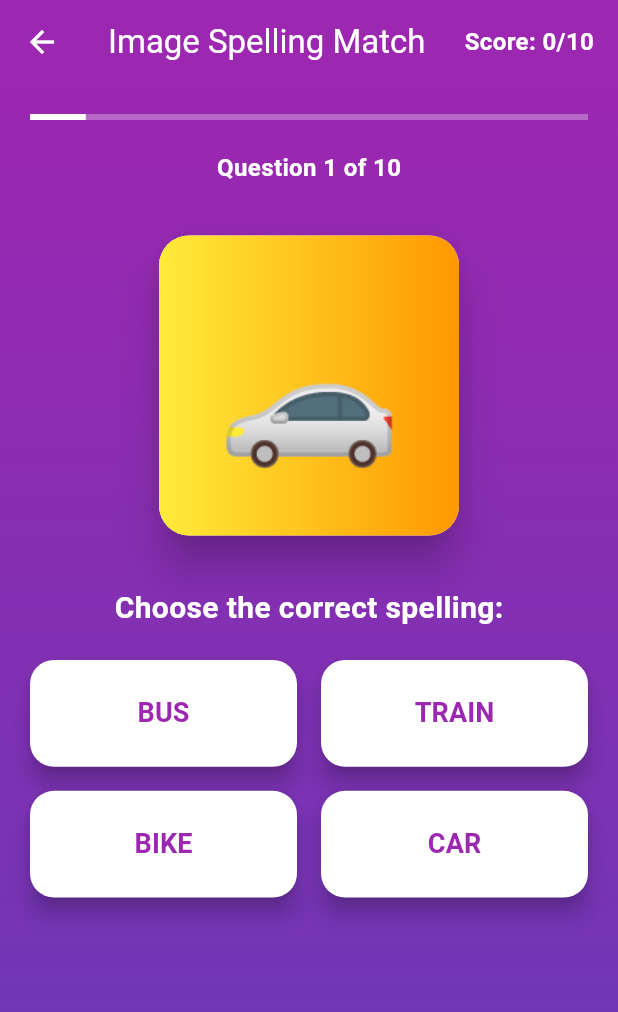
After one commit to Meghpatel2810/flutter_apps, a Flutter app: the screen it shows after launch, after a tap on "Image Spelling Match", on a phone screen of 412 x 824 dp. The commit adds this screen. Shown: the top 1012 px of the screen. Run offline on Flutter 3.47's test engine with Material 3 defaults, Android fonts, the phone set to English and light mode, and no system bars; our stand-ins replace flutter_tts.

Commit message:
Practical 3 learning app done

```diff
--- /dev/null
+++ b/lib/image_spelling_match_app/image_spelling_match_screen.dart
@@ -0,0 +1,301 @@
+// lib/image_spelling_match_app/image_spelling_match_screen.dart
+import 'package:flutter/material.dart';
+import 'dart:math';
+
+class ImageSpellingMatchScreen extends StatefulWidget {
+  const ImageSpellingMatchScreen({super.key});
+
+  @override
+  State<ImageSpellingMatchScreen> createState() => _ImageSpellingMatchScreenState();
+}
+
+class _ImageSpellingMatchScreenState extends State<ImageSpellingMatchScreen> {
+  int _score = 0;
+  int _currentQuestionIndex = 0;
+  bool _showResult = false;
+  bool _isCorrect = false;
+  String _selectedAnswer = '';
+
+  final List<Map<String, dynamic>> _questions = [
+    {
+      'emoji': '🐱',
+      'correctAnswer': 'CAT',
+      'options': ['CAT', 'DOG', 'BAT', 'RAT'],
+    },
+    {
+      'emoji': '🐶',
+      'correctAnswer': 'DOG',
+      'options': ['FOG', 'DOG', 'LOG', 'HOG'],
+    },
+    {
+      'emoji': '🌞',
+      'correctAnswer': 'SUN',
+      'options': ['SUN', 'RUN', 'FUN', 'BUN'],
+    },
+    {
+      'emoji': '🌙',
+      'correctAnswer': 'MOON',
+      'options': ['SOON', 'MOON', 'NOON', 'SPOON'],
+    },
+    {
+      'emoji': '🍎',
+      'correctAnswer': 'APPLE',
+      'options': ['APPLE', 'GRAPE', 'BANANA', 'ORANGE'],
+    },
+    {
+      'emoji': '🚗',
+      'correctAnswer': 'CAR',
+      'options': ['CAR', 'BUS', 'BIKE', 'TRAIN'],
+    },
+    {
+      'emoji': '🏠',
+      'correctAnswer': 'HOUSE',
+      'options': ['HOUSE', 'MOUSE', 'HORSE', 'GOOSE'],
+    },
+    {
+      'emoji': '🌳',
+      'correctAnswer': 'TREE',
+      'options': ['FREE', 'TREE', 'KNEE', 'FLEE'],
+    },
+    {
+      'emoji': '🌸',
+      'correctAnswer': 'FLOWER',
+      'options': ['TOWER', 'POWER', 'FLOWER', 'SHOWER'],
+    },
+    {
+      'emoji': '⭐',
+      'correctAnswer': 'STAR',
+      'options': ['STAR', 'SCAR', 'CHAR', 'CZAR'],
+    },
+  ];
+
+  Map<String, dynamic> get _currentQuestion => _questions[_currentQuestionIndex];
+
+  void _selectAnswer(String answer) {
+    if (_showResult) return;
+
+    setState(() {
+      _selectedAnswer = answer;
+      _isCorrect = answer == _currentQuestion['correctAnswer'];
+      _showResult = true;
+      if (_isCorrect) _score++;
+    });
+  }
+
+  void _nextQuestion() {
+    setState(() {
+      if (_currentQuestionIndex < _questions.length - 1) {
+        _currentQuestionIndex++;
+        _showResult = false;
+        _selectedAnswer = '';
+      } else {
+        _resetGame();
+      }
+    });
+  }
+
+  void _resetGame() {
+    setState(() {
+      _currentQuestionIndex = 0;
+      _score = 0;
+      _showResult = false;
+      _selectedAnswer = '';
+      _questions.shuffle();
+      for (var question in _questions) {
+        question['options'].shuffle();
+      }
+    });
+  }
+
+  @override
+  void initState() {
+    super.initState();
+    _questions.shuffle();
+    for (var question in _questions) {
+      question['options'].shuffle();
+    }
+  }
+
+  @override
+  Widget build(BuildContext context) {
+    return Scaffold(
+      appBar: AppBar(
+        title: const Text('Image Spelling Match'),
+        backgroundColor: Colors.purple,
+        foregroundColor: Colors.white,
+        actions: [
+          Padding(
+            padding: const EdgeInsets.only(right: 16),
+            child: Center(
+              child: Text(
+                'Score: $_score/${_questions.length}',
+                style: const TextStyle(fontSize: 16, fontWeight: FontWeight.bold),
+              ),
+            ),
+          ),
+        ],
+      ),
+      body: Container(
+        decoration: const BoxDecoration(
+          gradient: LinearGradient(
+            begin: Alignment.topCenter,
+            end: Alignment.bottomCenter,
+            colors: [Colors.purple, Colors.deepPurple],
+          ),
+        ),
+        child: Padding(
+          padding: const EdgeInsets.all(20),
+          child: Column(
+            children: [
+              // Progress Indicator
+              LinearProgressIndicator(
+                value: (_currentQuestionIndex + 1) / _questions.length,
+                backgroundColor: Colors.white.withOpacity(0.3),
+                valueColor: const AlwaysStoppedAnimation<Color>(Colors.white),
+              ),
+              const SizedBox(height: 20),
+
+              // Question Counter
+              Text(
+                'Question ${_currentQuestionIndex + 1} of ${_questions.length}',
+                style: const TextStyle(
+                  color: Colors.white,
+                  fontSize: 16,
+                  fontWeight: FontWeight.bold,
+                ),
+              ),
+              const SizedBox(height: 30),
+
+              // Image Card
+              Card(
+                elevation: 12,
+                shape: RoundedRectangleBorder(borderRadius: BorderRadius.circular(20)),
+                child: Container(
+                  width: 200,
+                  height: 200,
+                  decoration: BoxDecoration(
+                    borderRadius: BorderRadius.circular(20),
+                    gradient: const LinearGradient(
+                      colors: [Colors.yellow, Colors.orange],
+                    ),
+                  ),
+                  child: Center(
+                    child: Text(
+                      _currentQuestion['emoji'],
+                      style: const TextStyle(fontSize: 100),
+                    ),
+                  ),
+                ),
+              ),
+              const SizedBox(height: 30),
+
+              // Instruction
+              const Text(
+                'Choose the correct spelling:',
+                style: TextStyle(
+                  color: Colors.white,
+                  fontSize: 20,
+                  fontWeight: FontWeight.bold,
+                ),
+              ),
+              const SizedBox(height: 20),
+
+              // Answer Options
+              Expanded(
+                child: GridView.builder(
+                  gridDelegate: const SliverGridDelegateWithFixedCrossAxisCount(
+                    crossAxisCount: 2,
+                    crossAxisSpacing: 16,
+                    mainAxisSpacing: 16,
+                    childAspectRatio: 2.5,
+                  ),
+                  itemCount: _currentQuestion['options'].length,
+                  itemBuilder: (context, index) {
+                    final option = _currentQuestion['options'][index];
+                    Color buttonColor = Colors.white;
+                    Color textColor = Colors.purple;
+
+                    if (_showResult && option == _selectedAnswer) {
+                      buttonColor = _isCorrect ? Colors.green : Colors.red;
+                      textColor = Colors.white;
+                    } else if (_showResult && option == _currentQuestion['correctAnswer']) {
+                      buttonColor = Colors.green;
+                      textColor = Colors.white;
+                    }
+
+                    return ElevatedButton(
+                      onPressed: () => _selectAnswer(option),
+                      style: ElevatedButton.styleFrom(
+                        backgroundColor: buttonColor,
+                        foregroundColor: textColor,
+                        elevation: 6,
+                        shape: RoundedRectangleBorder(
+                          borderRadius: BorderRadius.circular(16),
+                        ),
+                      ),
+                      child: Text(
+                        option,
+                        style: const TextStyle(
+                          fontSize: 18,
+                          fontWeight: FontWeight.bold,
+                        ),
+                      ),
+                    );
+                  },
+                ),
+              ),
+
+              // Result and Next Button
+              if (_showResult) ...[
+                const SizedBox(height: 20),
+                Container(
+                  padding: const EdgeInsets.all(16),
+                  decoration: BoxDecoration(
+                    color: _isCorrect ? Colors.green.withOpacity(0.9) : Colors.red.withOpacity(0.9),
+                    borderRadius: BorderRadius.circular(16),
+                  ),
+                  child: Row(
+                    mainAxisAlignment: MainAxisAlignment.center,
+                    children: [
+                      Icon(
+                        _isCorrect ? Icons.check_circle : Icons.cancel,
+                        color: Colors.white,
+                        size: 30,
+                      ),
+                      const SizedBox(width: 12),
+                      Text(
+                        _isCorrect ? 'Correct!' : 'Try Again!',
+                        style: const TextStyle(
+                          color: Colors.white,
+                          fontSize: 20,
+                          fontWeight: FontWeight.bold,
+                        ),
+                      ),
+                    ],
+                  ),
+                ),
+                const SizedBox(height: 20),
+                ElevatedButton(
+                  onPressed: _nextQuestion,
+                  style: ElevatedButton.styleFrom(
+                    backgroundColor: Colors.white,
+                    foregroundColor: Colors.purple,
+                    padding: const EdgeInsets.symmetric(horizontal: 40, vertical: 16),
+                    shape: RoundedRectangleBorder(
+                      borderRadius: BorderRadius.circular(12),
+                    ),
+                  ),
+                  child: Text(
+                    _currentQuestionIndex < _questions.length - 1 ? 'Next Question' : 'Play Again',
+                    style: const TextStyle(fontSize: 18, fontWeight: FontWeight.bold),
+                  ),
+                ),
+              ],
+              const SizedBox(height: 20),
+            ],
+          ),
+        ),
+      ),
+    );
+  }
+}
--- a/lib/main.dart
+++ b/lib/main.dart
@@ -3,6 +3,8 @@ import 'package:flutter/material.dart';
 import 'package:flutter_apps/kids_learning_application/screens/kids_hub_screen.dart';
 // Import path for the Math Learning App
 import 'package:flutter_apps/math_learning_app/math_learning_screen.dart';
+// Import path for the Image Spelling Match App
+import 'package:flutter_apps/image_spelling_match_app/image_spelling_match_screen.dart';
 
 void main() {
   runApp(const MainApp());
@@ -33,10 +35,20 @@ class HubScreen extends StatelessWidget {
     return Scaffold(
       appBar: AppBar(
         title: const Text('Flutter Apps Hub'),
+        backgroundColor: Colors.indigo,
+        foregroundColor: Colors.white,
       ),
-      body: ListView(
-        padding: const EdgeInsets.all(16.0),
-        children: [
+      body: Container(
+        decoration: const BoxDecoration(
+          gradient: LinearGradient(
+            begin: Alignment.topCenter,
+            end: Alignment.bottomCenter,
+            colors: [Colors.indigo, Colors.deepPurple],
+          ),
+        ),
+        child: ListView(
+          padding: const EdgeInsets.all(16.0),
+          children: [
           // This card launches your kids learning app
           _buildAppCard(
             context,
@@ -58,7 +70,18 @@ class HubScreen extends StatelessWidget {
                 Navigator.push(context, MaterialPageRoute(builder: (_) => const MathLearningScreen()));
             },
           ),
-        ],
+                  // Image Spelling Match App
+          _buildAppCard(
+            context,
+            title: 'Image Spelling Match',
+            icon: Icons.abc,
+            color: Colors.purple,
+            onTap: () {
+                Navigator.push(context, MaterialPageRoute(builder: (_) => const ImageSpellingMatchScreen()));
+            },
+          ),
+          ],
+        ),
       ),
     );
   }
```
